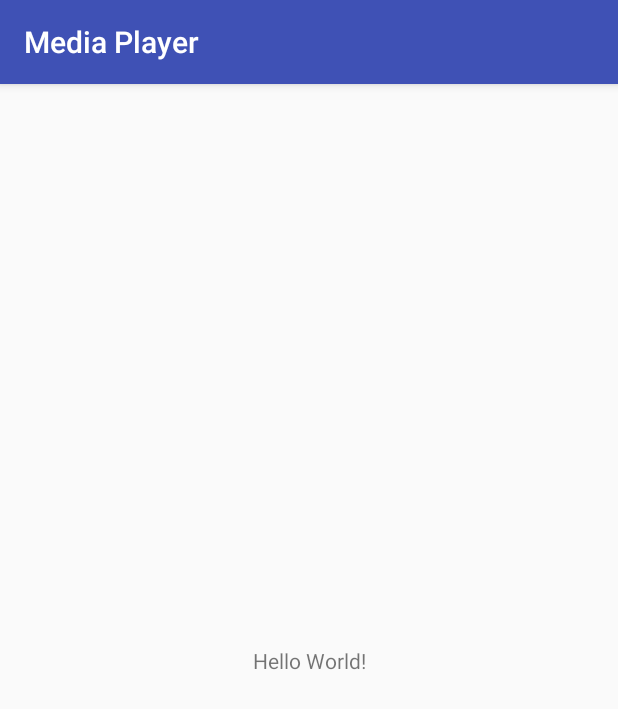
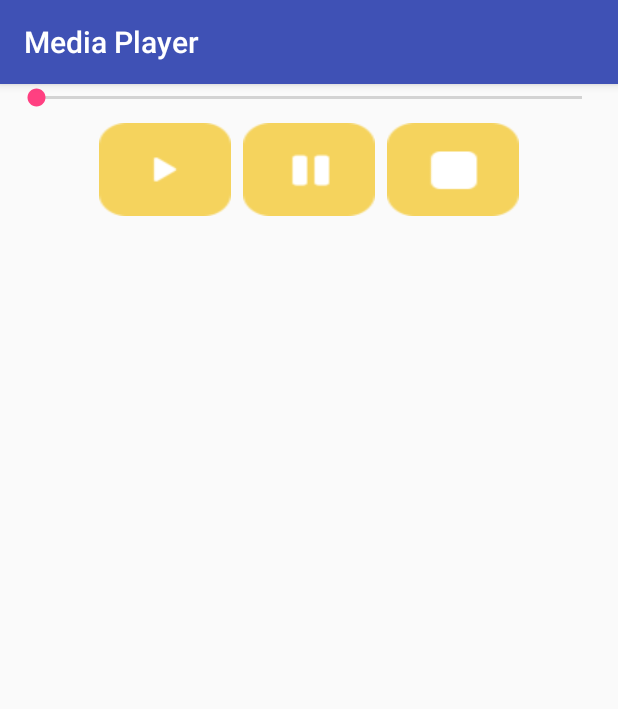
Before and after one commit to jiraspiom/AND_MediaPlayer, an Android app: the screen it shows after launch (MainActivity), on a phone screen of 412 x 824 dp. Shown: the top 709 px of the screen. Run offline under Robolectric (Android 15) with nearby library versions, the phone set to English and light mode, and no system bars.

Commit message:
Adicionado o layout da tela

```diff
--- a/app/src/main/res/layout/activity_main.xml
+++ b/app/src/main/res/layout/activity_main.xml
@@ -6,13 +6,53 @@
     android:layout_height="match_parent"
     tools:context=".MainActivity">
 
-    <TextView
+    <SeekBar
+        android:id="@+id/seekBar"
+        android:layout_width="0dp"
+        android:layout_height="wrap_content"
+        android:layout_marginEnd="8dp"
+        android:layout_marginLeft="8dp"
+        android:layout_marginRight="8dp"
+        android:layout_marginStart="8dp"
+        app:layout_constraintEnd_toEndOf="parent"
+        app:layout_constraintStart_toStartOf="parent"
+        tools:layout_editor_absoluteY="246dp" />
+
+    <Button
+        android:id="@+id/button"
         android:layout_width="wrap_content"
         android:layout_height="wrap_content"
-        android:text="Hello World!"
-        app:layout_constraintBottom_toBottomOf="parent"
-        app:layout_constraintLeft_toLeftOf="parent"
-        app:layout_constraintRight_toRightOf="parent"
-        app:layout_constraintTop_toTopOf="parent" />
+        android:layout_marginEnd="8dp"
+        android:layout_marginRight="8dp"
+        android:layout_marginTop="8dp"
+        android:background="@drawable/play"
+        app:layout_constraintEnd_toStartOf="@+id/button2"
+        app:layout_constraintHorizontal_bias="0.5"
+        app:layout_constraintHorizontal_chainStyle="packed"
+        app:layout_constraintStart_toStartOf="parent"
+        app:layout_constraintTop_toBottomOf="@+id/seekBar" />
 
+    <Button
+        android:id="@+id/button2"
+        android:layout_width="wrap_content"
+        android:layout_height="wrap_content"
+        android:layout_marginEnd="8dp"
+        android:layout_marginRight="8dp"
+        android:layout_marginTop="8dp"
+        android:background="@drawable/pause"
+        app:layout_constraintEnd_toStartOf="@+id/button3"
+        app:layout_constraintHorizontal_bias="0.5"
+        app:layout_constraintStart_toEndOf="@+id/button"
+        app:layout_constraintTop_toBottomOf="@+id/seekBar" />
+
+    <Button
+        android:id="@+id/button3"
+        android:layout_width="wrap_content"
+        android:layout_height="wrap_content"
+        android:layout_marginTop="8dp"
+        android:background="@drawable/stop"
+        app:layout_constraintEnd_toEndOf="parent"
+        app:layout_constraintHorizontal_bias="0.5"
+        app:layout_constraintStart_toEndOf="@+id/button2"
+        app:layout_constraintTop_toBottomOf="@+id/seekBar" />
 </android.support.constraint.ConstraintLayout>
```
